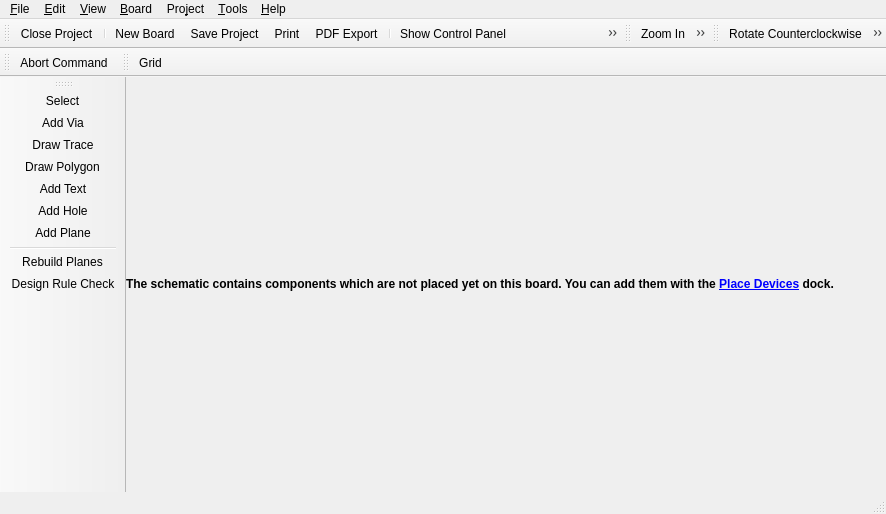
Before: the Qt Designer form libs/librepcb/projecteditor/boardeditor/boardeditor.ui in LibrePCB/LibrePCB, drawn with Qt 5.
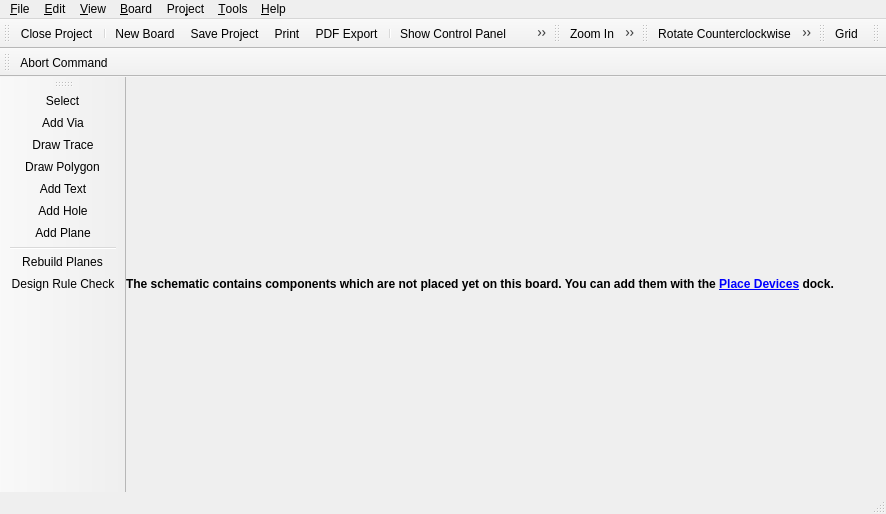
After: the same form once the commit is applied. Icons and pictures are not drawn. Custom widgets are drawn as their Qt base class.

Commit message: BoardEditor: Add search toolbar

The edit to the form file:
```diff
--- a/libs/librepcb/projecteditor/boardeditor/boardeditor.ui
+++ b/libs/librepcb/projecteditor/boardeditor/boardeditor.ui
@@ -234,6 +234,29 @@
    <addaction name="actionPaste"/>
    <addaction name="actionRemove"/>
   </widget>
+  <widget class="QToolBar" name="viewToolbar">
+   <property name="windowTitle">
+    <string>View</string>
+   </property>
+   <attribute name="toolBarArea">
+    <enum>TopToolBarArea</enum>
+   </attribute>
+   <attribute name="toolBarBreak">
+    <bool>false</bool>
+   </attribute>
+   <addaction name="actionGrid"/>
+  </widget>
+  <widget class="librepcb::project::editor::SearchToolBar" name="searchToolbar">
+   <property name="windowTitle">
+    <string>Search</string>
+   </property>
+   <attribute name="toolBarArea">
+    <enum>TopToolBarArea</enum>
+   </attribute>
+   <attribute name="toolBarBreak">
+    <bool>false</bool>
+   </attribute>
+  </widget>
   <widget class="QToolBar" name="toolsToolbar">
    <property name="windowTitle">
     <string>Tools</string>
@@ -267,18 +290,6 @@
    </attribute>
    <addaction name="actionCommandAbort"/>
   </widget>
-  <widget class="QToolBar" name="viewToolbar">
-   <property name="windowTitle">
-    <string>View</string>
-   </property>
-   <attribute name="toolBarArea">
-    <enum>TopToolBarArea</enum>
-   </attribute>
-   <attribute name="toolBarBreak">
-    <bool>false</bool>
-   </attribute>
-   <addaction name="actionGrid"/>
-  </widget>
   <action name="actionProjectSave">
    <property name="icon">
     <iconset>
@@ -814,6 +825,11 @@
    <extends>QWidget</extends>
    <header>qtabbar.h</header>
   </customwidget>
+  <customwidget>
+   <class>librepcb::project::editor::SearchToolBar</class>
+   <extends>QToolBar</extends>
+   <header location="global">librepcb/projecteditor/toolbars/searchtoolbar.h</header>
+  </customwidget>
  </customwidgets>
  <resources/>
  <connections/>
```
The commit also changes 4 other files.
